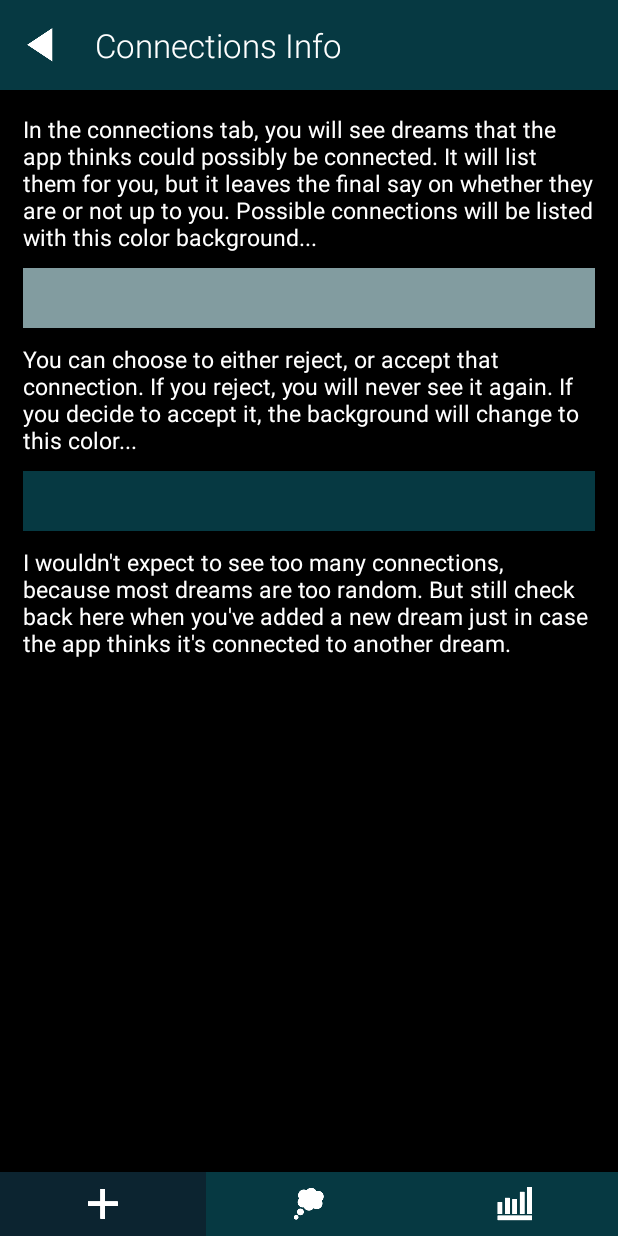
After one commit to engineksoftware/DreamSpace, an Android app: the fragment InfoFragment placed in its activity, on a phone screen of 412 x 824 dp. The commit adds this screen. Run offline under Robolectric (Android 15) with nearby library versions, the phone set to English and light mode, and no system bars; our stand-ins replace AdMob.

Commit message:
Added an info button for the connections tab.

```diff
--- a/app/src/main/java/enginek/dreamspace/ConFragment.java
+++ b/app/src/main/java/enginek/dreamspace/ConFragment.java
@@ -41,6 +41,20 @@ public class ConFragment extends ListFragment {
             @Override
             public void onClick(View v) {
                 getFragmentManager().popBackStack();
+            }
+        });
+
+        ImageButton info = (ImageButton) view.findViewById(R.id.infoButton);
+        info.setOnClickListener(new View.OnClickListener() {
+            @Override
+            public void onClick(View v) {
+                InfoFragment frag = new InfoFragment();
+
+                FragmentTransaction transaction = getFragmentManager().beginTransaction();
+                transaction.setCustomAnimations(R.anim.slide_in_right, R.anim.slide_out_left, R.anim.slide_in_left, R.anim.slide_out_right);
+                transaction.replace(R.id.framelayout, frag, context.getString(R.string.info_fragment));
+                transaction.addToBackStack(context.getString(R.string.info_fragment));
+                transaction.commit();
             }
         });
 
--- /dev/null
+++ b/app/src/main/java/enginek/dreamspace/InfoFragment.java
@@ -0,0 +1,29 @@
+package enginek.dreamspace;
+
+import android.os.Bundle;
+import android.support.v4.app.Fragment;
+import android.view.LayoutInflater;
+import android.view.View;
+import android.view.ViewGroup;
+import android.widget.ImageButton;
+
+/**
+ * Created by Joseph on 1/27/2017.
+ */
+public class InfoFragment extends Fragment {
+
+    @Override
+    public View onCreateView(LayoutInflater inflater, ViewGroup container, Bundle savedInstanceState) {
+        View view = inflater.inflate(R.layout.info_fragment, container, false);
+
+        ImageButton back = (ImageButton) view.findViewById(R.id.backButton);
+        back.setOnClickListener(new View.OnClickListener() {
+            @Override
+            public void onClick(View v) {
+                getFragmentManager().popBackStack();
+            }
+        });
+
+        return view;
+    }
+}
--- a/app/src/main/res/layout/con_fragment.xml
+++ b/app/src/main/res/layout/con_fragment.xml
@@ -29,6 +29,17 @@
             android:layout_width="wrap_content"
             android:layout_height="wrap_content" />
 
+        <ImageButton
+            android:layout_alignParentRight="true"
+            android:paddingRight="10dp"
+            android:paddingLeft="10dp"
+            android:background="@drawable/purple_button"
+            android:src="@drawable/info_button"
+            android:id="@+id/infoButton"
+            android:layout_width="wrap_content"
+            android:layout_height="match_parent"
+            />
+
     </RelativeLayout>
 
     <RelativeLayout
--- /dev/null
+++ b/app/src/main/res/layout/info_fragment.xml
@@ -0,0 +1,100 @@
+<?xml version="1.0" encoding="utf-8"?>
+<RelativeLayout xmlns:android="http://schemas.android.com/apk/res/android"
+    android:layout_width="match_parent" android:layout_height="match_parent">
+
+    <RelativeLayout
+        android:id="@+id/topbar"
+        android:background="@color/mainPurple"
+        android:layout_width="match_parent"
+        android:layout_height="@dimen/topbar_size">
+
+        <ImageButton
+            android:paddingRight="5dp"
+            android:paddingLeft="5dp"
+            android:background="@drawable/purple_button"
+            android:src="@drawable/back_button"
+            android:id="@+id/backButton"
+            android:layout_width="wrap_content"
+            android:layout_height="match_parent"
+            />
+
+        <TextView
+            android:layout_toRightOf="@+id/backButton"
+            android:fontFamily="sans-serif-light"
+            android:layout_marginLeft="10dp"
+            android:layout_centerVertical="true"
+            android:textSize="@dimen/text_size_large"
+            android:textColor="@color/white"
+            android:text="Connections Info"
+            android:layout_width="wrap_content"
+            android:layout_height="wrap_content" />
+
+    </RelativeLayout>
+
+    <ScrollView
+        android:background="@color/black"
+        android:layout_below="@+id/topbar"
+        android:layout_width="match_parent"
+        android:layout_height="match_parent">
+
+        <RelativeLayout
+            android:paddingRight="@dimen/list_padding"
+            android:paddingBottom="@dimen/list_padding"
+            android:paddingTop="@dimen/list_padding"
+            android:paddingLeft="@dimen/list_padding"
+            android:background="@color/background"
+            android:layout_below="@+id/topbar"
+            android:layout_width="match_parent"
+            android:layout_height="match_parent">
+
+            <TextView
+                android:id="@+id/text1"
+                android:textSize="@dimen/text_size_small"
+                android:textColor="@color/white"
+                android:layout_width="match_parent"
+                android:layout_height="wrap_content"
+                android:text="In the connections tab, you will see dreams that the app thinks could possibly be connected. It will list them for you, but it leaves the final say on whether they are or not up to you. Possible connections will be listed with this color background... "/>
+
+            <Button
+                android:id="@+id/button1"
+                android:layout_marginTop="10dp"
+                android:background="@color/grey"
+                android:layout_below="@+id/text1"
+                android:layout_width="match_parent"
+                android:layout_height="40dp" />
+
+            <TextView
+                android:layout_marginTop="10dp"
+                android:layout_below="@+id/button1"
+                android:id="@+id/text2"
+                android:textSize="@dimen/text_size_small"
+                android:textColor="@color/white"
+                android:layout_width="match_parent"
+                android:layout_height="wrap_content"
+                android:text="You can choose to either reject, or accept that connection. If you reject, you will never see it again. If you decide to accept it, the background will change to this color..."/>
+
+            <Button
+                android:id="@+id/button2"
+                android:layout_marginTop="10dp"
+                android:background="@color/mainPurple"
+                android:layout_below="@+id/text2"
+                android:layout_width="match_parent"
+                android:layout_height="40dp" />
+
+            <TextView
+                android:layout_marginTop="10dp"
+                android:layout_below="@+id/button2"
+                android:id="@+id/text3"
+                android:textSize="@dimen/text_size_small"
+                android:textColor="@color/white"
+                android:layout_width="match_parent"
+                android:layout_height="wrap_content"
+                android:text="I wouldn't expect to see too many connections, because most dreams are too random. But still check back here when you've added a new dream just in case the app thinks it's connected to another dream."/>
+
+        </RelativeLayout>
+
+    </ScrollView>
+
+
+
+</RelativeLayout>
--- a/app/src/main/res/values/strings.xml
+++ b/app/src/main/res/values/strings.xml
@@ -32,6 +32,7 @@
     <string name="con_fragment">CON FRAGMENT</string>
     <string name="con_view_fragment">CON VIEW FRAGMENT</string>
     <string name="edit_fragment">EDIT FRAGMENT</string>
+    <string name="info_fragment">INFO FRAGMENT</string>
 
     <!-- Admob IDS -->
     <string name="app_id">ca-app-pub-2527894212887555~3238386220</string>
```
Also changed, not shown: app/src/main/res/drawable-hdpi/info_button.png, app/src/main/res/drawable-mdpi/info_button.png, app/src/main/res/drawable-xhdpi/info_button.png, app/src/main/res/drawable-xxhdpi/info_button.png, app/src/main/res/drawable-xxxhdpi/info_button.png.
